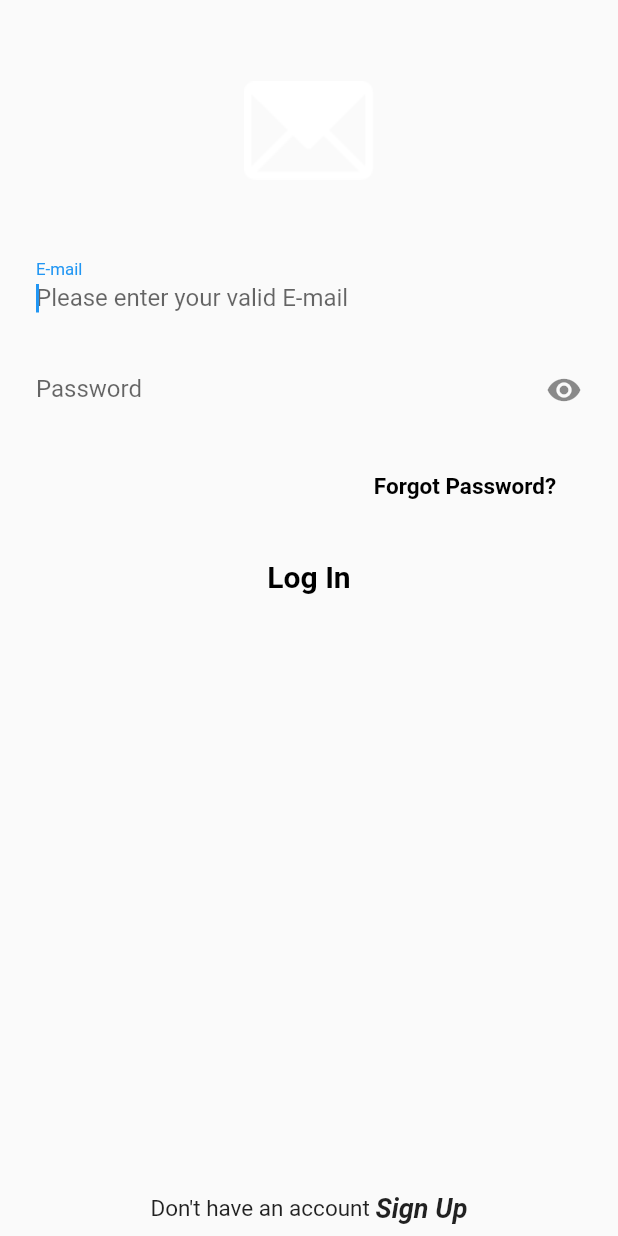
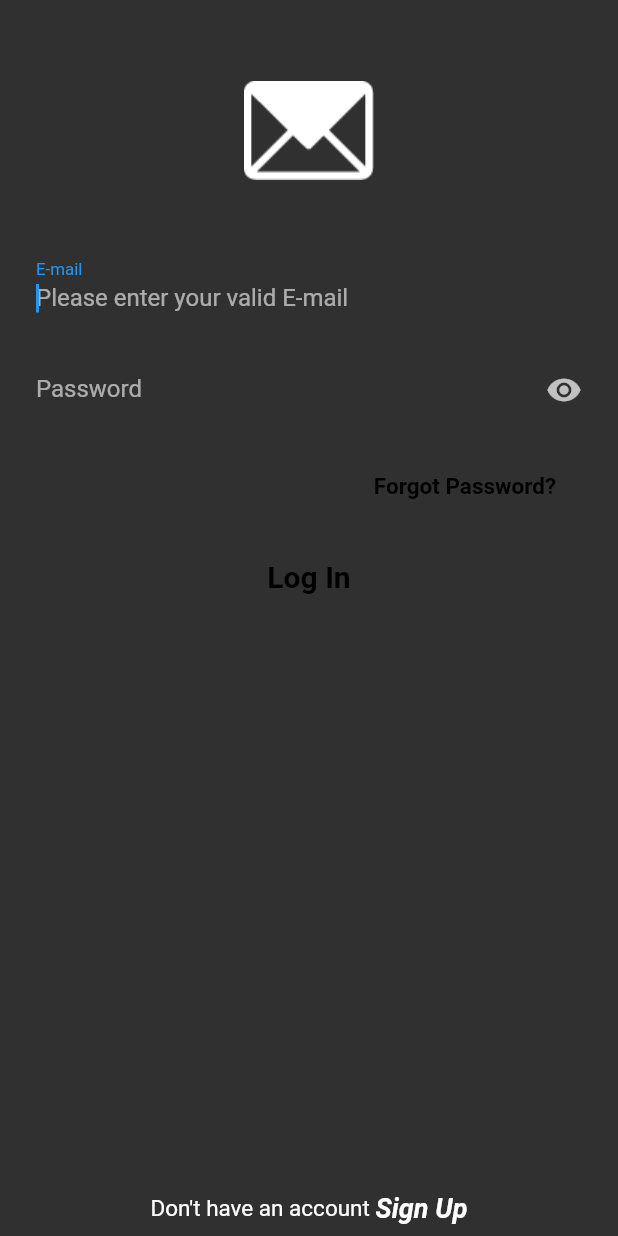
Before and after one commit to hassan-zafar/bull_signal, a Flutter app: the screen it shows after launch, on a phone screen of 412 x 824 dp. Run offline on Flutter 3.47's test engine with Material 2 defaults, Android fonts, the phone set to English and light mode, and no system bars; our stand-ins replace cached_network_image, cloud_firestore, firebase_auth, firebase_core, firebase_messaging, firebase_storage and 6 more; missing offline and left inert: flutter_webview_plugin; accounts and stored records are empty.

Commit message:
changed theme and small tweeks

```diff
--- a/lib/Screens/user_info.dart
+++ b/lib/Screens/user_info.dart
@@ -113,7 +113,7 @@ class _UserInfoScreenState extends State<UserInfoScreen> {
                                 opacity: top <= 110.0 ? 1.0 : 0,
                                 child: Row(
                                   children: [
-                                    SizedBox(
+                                    const SizedBox(
                                       width: 12,
                                     ),
                                     Container(
--- a/lib/main.dart
+++ b/lib/main.dart
@@ -50,17 +50,9 @@ class MyApp extends StatelessWidget {
     return MaterialApp(
       title: 'Bull Signal',
       theme: ThemeData(
-        // This is the theme of your application.
-        //
-        // Try running your application with "flutter run". You'll see the
-        // application has a blue toolbar. Then, without quitting the app, try
-        // changing the primarySwatch below to Colors.green and then invoke
-        // "hot reload" (press "r" in the console where you ran "flutter run",
-        // or simply save your changes to "hot reload" in a Flutter IDE).
-        // Notice that the counter didn't reset back to zero; the application
-        // is not restarted.
-        primarySwatch: Colors.blue,
-      ),
+          appBarTheme: AppBarTheme(backgroundColor: Colors.transparent),
+          // primarySwatch: Colors.accents,
+          brightness: Brightness.dark),
       home: const UserState(),
     );
   }
```
Also changed, not shown: lib/announcements/announcements.dart (+21 -9 lines).
